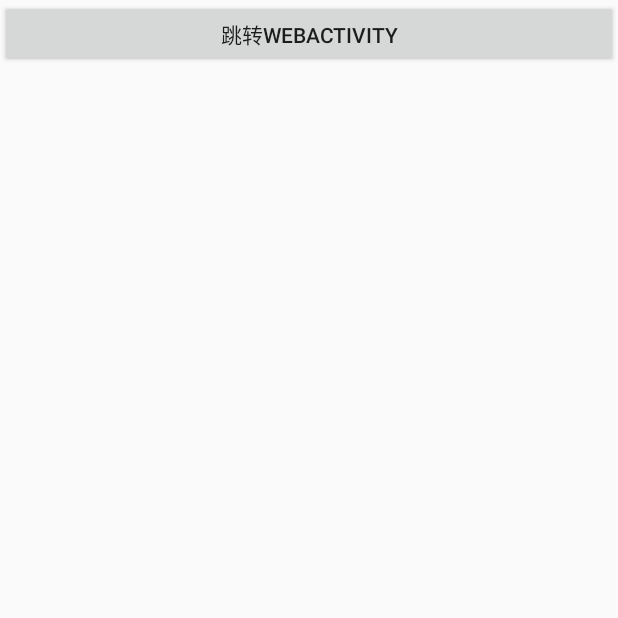
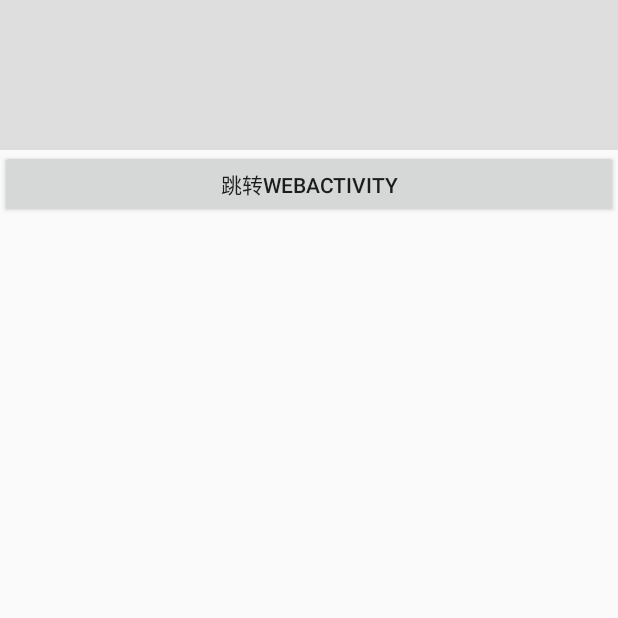
Before and after one commit to YamLee/AndroidJsBridge, an Android app: the screen it shows after launch (MainActivity), on a phone screen of 412 x 824 dp, the top half of it. Run offline under Robolectric (Android 15) with nearby library versions, the phone set to English and light mode, and no system bars; libraries missing offline, so code that uses them is left out: com.tbruyelle.rxpermissions; 1 statement that could not run was skipped.

Commit message:
Add url edit for demo

```diff
--- a/android-jsBridge/src/main/java/me/yamlee/jsbridge/jscall/SetHeaderProcessor.kt
+++ b/android-jsBridge/src/main/java/me/yamlee/jsbridge/jscall/SetHeaderProcessor.kt
@@ -55,6 +55,10 @@ class SetHeaderProcessor(provider: NativeComponentProvider) : BaseJsCallProcesso
             if (!TextUtils.isEmpty(request.bgColor)) {
                 headerView.setBackgroundColor(Color.parseColor(request.bgColor))
             }
+
+            if (!TextUtils.isEmpty(request.dividerColor)) {
+                headerView.setDivideColor(Color.parseColor(request.dividerColor))
+            }
             return true
         }
         return false
@@ -69,6 +73,7 @@ class SetHeaderProcessor(provider: NativeComponentProvider) : BaseJsCallProcesso
         var showCloseBtn: String = "false"
         var closeBtnColor = ""
         var bgColor: String = ""
+        var dividerColor: String = ""
     }
 
 }
--- a/android-jsBridge/src/main/java/me/yamlee/jsbridge/widget/view/WebHeaderView.java
+++ b/android-jsBridge/src/main/java/me/yamlee/jsbridge/widget/view/WebHeaderView.java
@@ -38,6 +38,7 @@ public class WebHeaderView extends FrameLayout {
     private static int LAYOUT_STYLE_LEFT = 1;
     private TextView tvTitle, tvTitleRight;
     private ImageView ivClose, ivBack, ivMenu, sdvTitleRight;
+    private View divider;
     private SimplePopWindow simplePopWindow;
     private int layoutStyle = 0;
     private View contentView;
@@ -92,6 +93,7 @@ public class WebHeaderView extends FrameLayout {
         ivMenu = findViewById(R.id.iv_menu);
         sdvTitleRight = findViewById(R.id.sdv_titles_right);
         tvTitleRight = findViewById(R.id.tv_title_right);
+        divider = findViewById(R.id.v_divide);
     }
 
     public void setLayoutStyleMiddle() {
@@ -192,6 +194,10 @@ public class WebHeaderView extends FrameLayout {
         DrawableCompat.setTintList(wrapDrawable, ColorStateList.valueOf(color));
     }
 
+    public void setDivideColor(int color) {
+        divider.setBackgroundColor(color);
+    }
+
     /**
      * 返回按键按钮点击事件设置
      *
--- a/android-jsBridge/src/main/res/layout/view_web_header_layout_left.xml
+++ b/android-jsBridge/src/main/res/layout/view_web_header_layout_left.xml
@@ -97,6 +97,7 @@
 
 
     <View
+        android:id="@+id/v_divide"
         style="@style/DivideLine.Horizontal"
         android:layout_alignParentBottom="true" />
 </RelativeLayout>
--- a/android-jsBridge/src/main/res/layout/view_web_header_layout_middle.xml
+++ b/android-jsBridge/src/main/res/layout/view_web_header_layout_middle.xml
@@ -98,6 +98,7 @@
 
 
     <View
+        android:id="@+id/v_divide"
         style="@style/DivideLine.Horizontal"
         android:layout_alignParentBottom="true" />
 </RelativeLayout>
--- a/demo/src/main/java/me/yamlee/demo/MainActivity.kt
+++ b/demo/src/main/java/me/yamlee/demo/MainActivity.kt
@@ -4,23 +4,33 @@ import android.Manifest
 import android.content.Intent
 import android.os.Bundle
 import android.support.v7.app.AppCompatActivity
+import android.text.TextUtils
+import android.widget.EditText
 import com.tbruyelle.rxpermissions.RxPermissions
 import kotlinx.android.synthetic.main.activity_main.*
 import me.yamlee.jsbridge.utils.ToastUtil
 
 
 class MainActivity : BaseActivity() {
+    private var etInput: EditText? = null
 
     override fun onCreate(savedInstanceState: Bundle?) {
         super.onCreate(savedInstanceState)
         setContentView(R.layout.activity_main)
+        etInput = findViewById(R.id.et_url_input)
         RxPermissions(this)
                 .request(Manifest.permission.READ_PHONE_STATE)
                 .subscribe({ granted ->
                     if (granted) { // Always true pre-M
                         btnJumpWeb.setOnClickListener {
-                            val intent = Intent(this, WebActivity::class.java)
-                            startActivity(intent)
+                            val url = etInput?.text.toString()
+                            if (!TextUtils.isEmpty(url)) {
+                                val intent = WebActivity.getIntent(url, this)
+                                startActivity(intent)
+                            } else {
+                                val intent = Intent(this, WebActivity::class.java)
+                                startActivity(intent)
+                            }
                         }
                     } else {
                         ToastUtil.showShort(applicationContext, "请先赋予权限")
--- a/demo/src/main/res/layout/activity_main.xml
+++ b/demo/src/main/res/layout/activity_main.xml
@@ -6,6 +6,12 @@
     android:orientation="vertical"
     tools:context=".MainActivity">
 
+    <EditText
+        android:id="@+id/et_url_input"
+        android:layout_width="match_parent"
+        android:layout_height="100dp"
+        android:background="@color/palette_gray_athens" />
+
     <Button
         android:id="@+id/btnJumpWeb"
         android:layout_width="match_parent"
```
